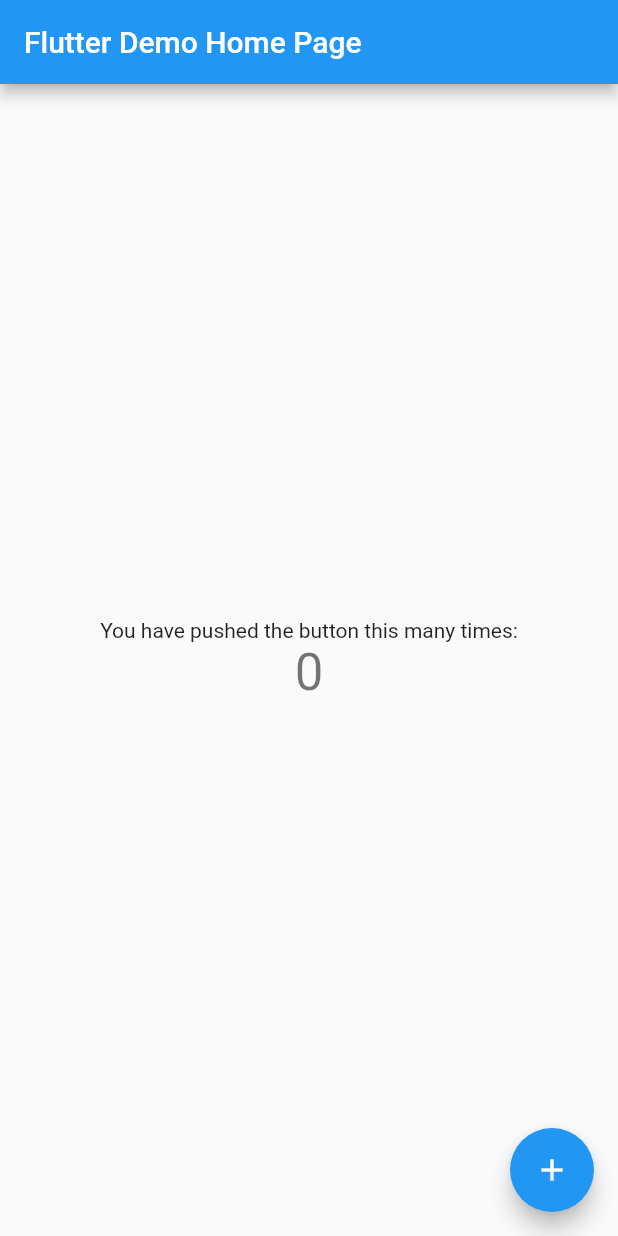
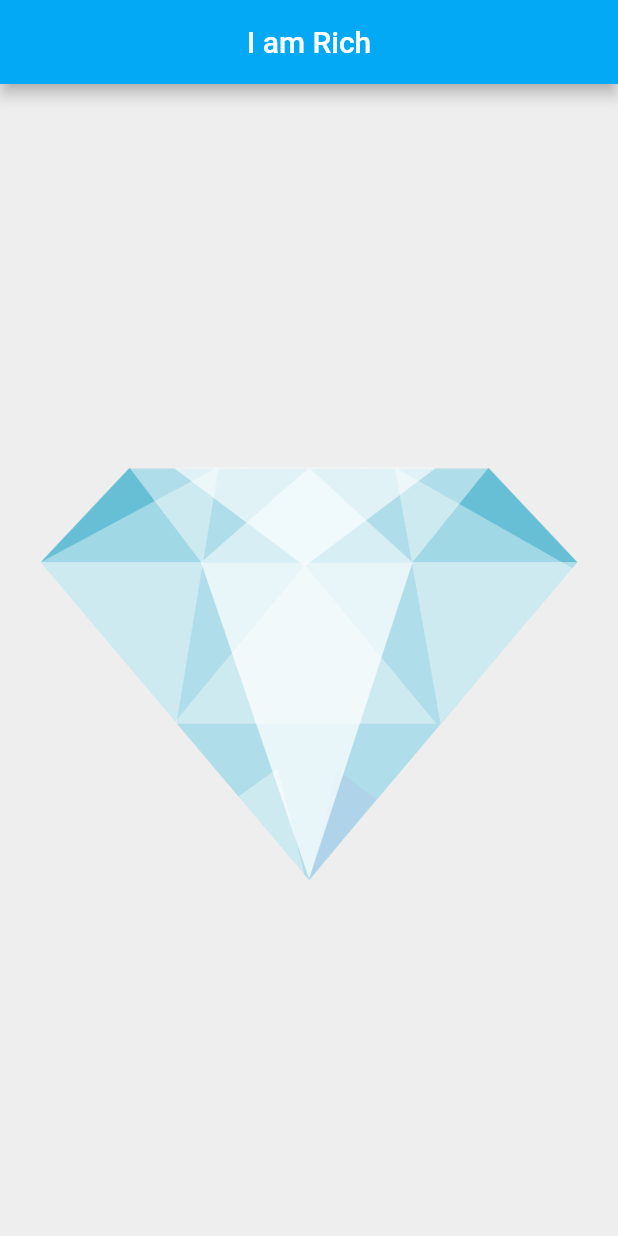
Before and after one commit to technetist/flutter-rich, a Flutter app: the screen it shows after launch, on a phone screen of 412 x 824 dp. Run offline on Flutter 3.47's test engine with Material 2 defaults, Android fonts, the phone set to English and light mode, and no system bars.

Commit message:
added app functionality

```diff
--- a/lib/main.dart
+++ b/lib/main.dart
@@ -1,111 +1,15 @@
 import 'package:flutter/material.dart';
 
-void main() => runApp(MyApp());
-
-class MyApp extends StatelessWidget {
-  // This widget is the root of your application.
-  @override
-  Widget build(BuildContext context) {
-    return MaterialApp(
-      title: 'Flutter Demo',
-      theme: ThemeData(
-        // This is the theme of your application.
-        //
-        // Try running your application with "flutter run". You'll see the
-        // application has a blue toolbar. Then, without quitting the app, try
-        // changing the primarySwatch below to Colors.green and then invoke
-        // "hot reload" (press "r" in the console where you ran "flutter run",
-        // or simply save your changes to "hot reload" in a Flutter IDE).
-        // Notice that the counter didn't reset back to zero; the application
-        // is not restarted.
-        primarySwatch: Colors.blue,
+void main() => runApp(MaterialApp(
+      home: Scaffold(
+        backgroundColor: Colors.grey[200],
+        appBar: AppBar(
+          title: Center(child: Text('I am Rich')),
+          backgroundColor: Colors.lightBlue,
+        ),
+        body: Center(
+            child: Image(
+          image: AssetImage('images/diamond.png'),
+        )),
       ),
-      home: MyHomePage(title: 'Flutter Demo Home Page'),
-    );
-  }
-}
-
-class MyHomePage extends StatefulWidget {
-  MyHomePage({Key key, this.title}) : super(key: key);
-
-  // This widget is the home page of your application. It is stateful, meaning
-  // that it has a State object (defined below) that contains fields that affect
-  // how it looks.
-
-  // This class is the configuration for the state. It holds the values (in this
-  // case the title) provided by the parent (in this case the App widget) and
-  // used by the build method of the State. Fields in a Widget subclass are
-  // always marked "final".
-
-  final String title;
-
-  @override
-  _MyHomePageState createState() => _MyHomePageState();
-}
-
-class _MyHomePageState extends State<MyHomePage> {
-  int _counter = 0;
-
-  void _incrementCounter() {
-    setState(() {
-      // This call to setState tells the Flutter framework that something has
-      // changed in this State, which causes it to rerun the build method below
-      // so that the display can reflect the updated values. If we changed
-      // _counter without calling setState(), then the build method would not be
-      // called again, and so nothing would appear to happen.
-      _counter++;
-    });
-  }
-
-  @override
-  Widget build(BuildContext context) {
-    // This method is rerun every time setState is called, for instance as done
-    // by the _incrementCounter method above.
-    //
-    // The Flutter framework has been optimized to make rerunning build methods
-    // fast, so that you can just rebuild anything that needs updating rather
-    // than having to individually change instances of widgets.
-    return Scaffold(
-      appBar: AppBar(
-        // Here we take the value from the MyHomePage object that was created by
-        // the App.build method, and use it to set our appbar title.
-        title: Text(widget.title),
-      ),
-      body: Center(
-        // Center is a layout widget. It takes a single child and positions it
-        // in the middle of the parent.
-        child: Column(
-          // Column is also layout widget. It takes a list of children and
-          // arranges them vertically. By default, it sizes itself to fit its
-          // children horizontally, and tries to be as tall as its parent.
-          //
-          // Invoke "debug painting" (press "p" in the console, choose the
-          // "Toggle Debug Paint" action from the Flutter Inspector in Android
-          // Studio, or the "Toggle Debug Paint" command in Visual Studio Code)
-          // to see the wireframe for each widget.
-          //
-          // Column has various properties to control how it sizes itself and
-          // how it positions its children. Here we use mainAxisAlignment to
-          // center the children vertically; the main axis here is the vertical
-          // axis because Columns are vertical (the cross axis would be
-          // horizontal).
-          mainAxisAlignment: MainAxisAlignment.center,
-          children: <Widget>[
-            Text(
-              'You have pushed the button this many times:',
-            ),
-            Text(
-              '$_counter',
-              style: Theme.of(context).textTheme.display1,
-            ),
-          ],
-        ),
-      ),
-      floatingActionButton: FloatingActionButton(
-        onPressed: _incrementCounter,
-        tooltip: 'Increment',
-        child: Icon(Icons.add),
-      ), // This trailing comma makes auto-formatting nicer for build methods.
-    );
-  }
-}
+    ));
```
Also changed, not shown: pubspec.yaml (+2 -50 lines), images/diamond.png (added), 54 other files.
